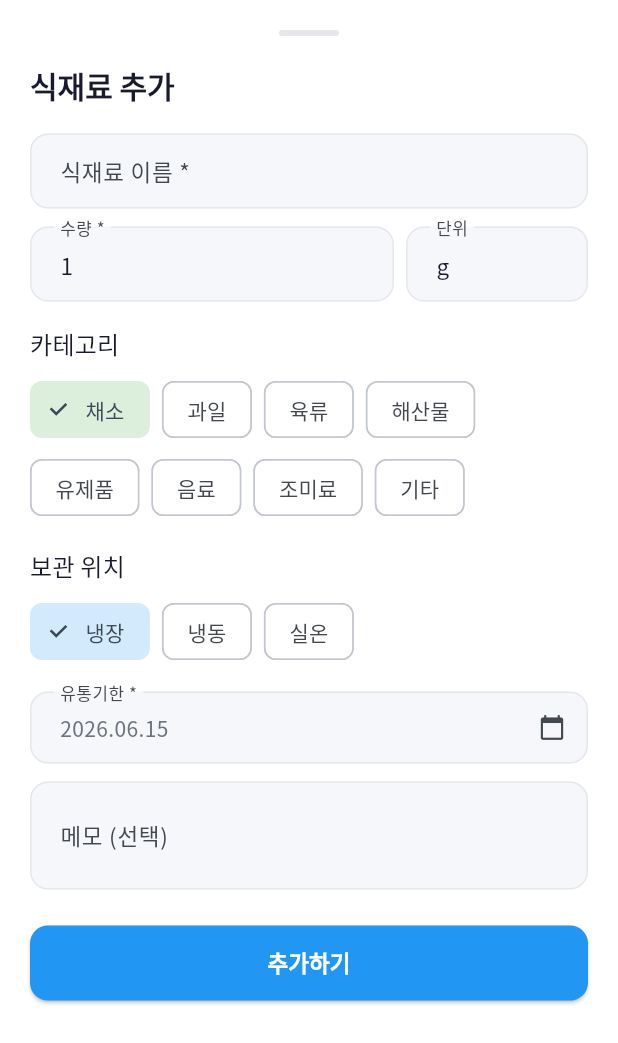
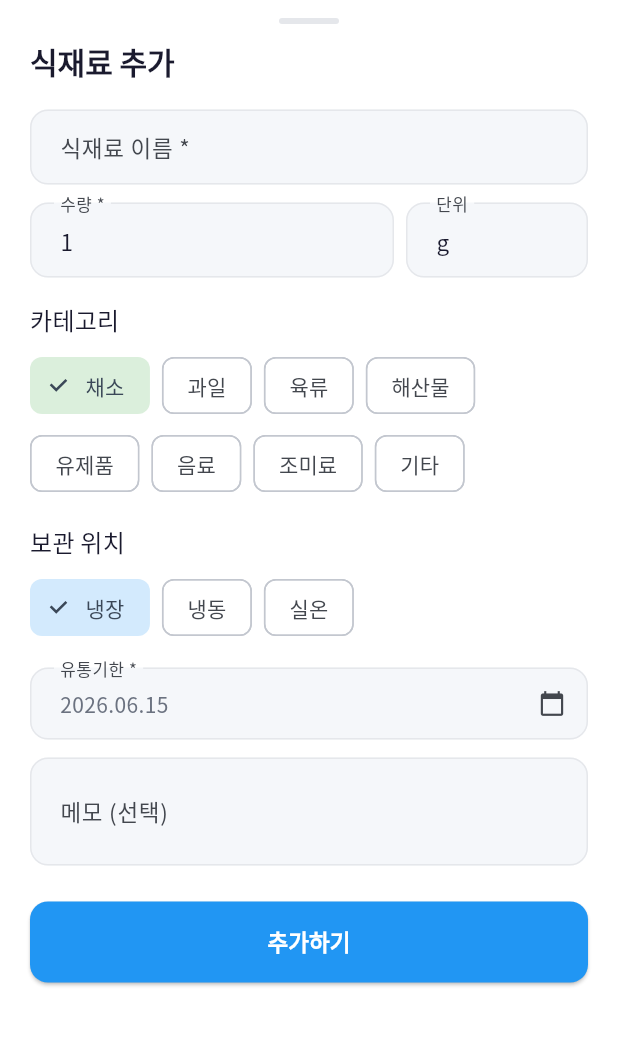
Before and after one commit to jerrryyy12/freeze, a Flutter app: the AddIngredientSheet widget shown alone on an empty page, opened directly, on a phone screen of 412 x 824 dp. Shown: the top 1043 px of the screen. Run offline on Flutter 3.47's test engine with Material 3 defaults, Android fonts, the phone set to English and light mode, and no system bars; our stand-ins replace cached_network_image, flutter_slidable, google_fonts, image_picker, sqflite; missing offline and left inert: tflite_flutter; accounts and stored records are empty.

Commit message:
fix: 식재료 추가 시트 버그 2개 수정
- _isEdit을 id != null 기준으로 변경 (카메라 인식 후 추가 모드 정상 동작)
- 버튼 잘림 수정: maxHeight 90% 제한 + 버튼 하단 고정

https://claude.ai/code/session_01UnRYd7nQFwAhcmWcJ9Qxr2

```diff
--- a/lib/features/refrigerator/widgets/add_ingredient_sheet.dart
+++ b/lib/features/refrigerator/widgets/add_ingredient_sheet.dart
@@ -25,7 +25,7 @@ class _AddIngredientSheetState extends State<AddIngredientSheet> {
   late String _storageLocation;
   late DateTime _expiryDate;
 
-  bool get _isEdit => widget.ingredient != null;
+  bool get _isEdit => widget.ingredient?.id != null;
 
   @override
   void initState() {
@@ -52,19 +52,19 @@ class _AddIngredientSheetState extends State<AddIngredientSheet> {
   @override
   Widget build(BuildContext context) {
     final bottomPad = MediaQuery.of(context).viewInsets.bottom;
-    return Container(
+    final maxHeight = MediaQuery.of(context).size.height * 0.9;
+    return ConstrainedBox(
+      constraints: BoxConstraints(maxHeight: maxHeight),
+      child: Container(
         decoration: const BoxDecoration(
           color: Colors.white,
           borderRadius: BorderRadius.vertical(top: Radius.circular(24)),
         ),
-      padding: EdgeInsets.fromLTRB(20, 20, 20, 20 + bottomPad),
-      child: Form(
-        key: _formKey,
-        child: SingleChildScrollView(
         child: Column(
-            crossAxisAlignment: CrossAxisAlignment.start,
           mainAxisSize: MainAxisSize.min,
           children: [
+            // 드래그 핸들
+            const SizedBox(height: 12),
             Center(
               child: Container(
                 width: 40, height: 4,
@@ -74,7 +74,16 @@ class _AddIngredientSheetState extends State<AddIngredientSheet> {
                 ),
               ),
             ),
-              const SizedBox(height: 20),
+            const SizedBox(height: 12),
+            // 스크롤 가능한 폼
+            Flexible(
+              child: SingleChildScrollView(
+                padding: EdgeInsets.fromLTRB(20, 0, 20, 0),
+                child: Form(
+                  key: _formKey,
+                  child: Column(
+                    crossAxisAlignment: CrossAxisAlignment.start,
+                    children: [
                       Text(
                         _isEdit ? '식재료 수정' : '식재료 추가',
                         style: Theme.of(context).textTheme.titleLarge,
@@ -158,16 +167,27 @@ class _AddIngredientSheetState extends State<AddIngredientSheet> {
                         decoration: const InputDecoration(labelText: '메모 (선택)'),
                         maxLines: 2,
                       ),
-              const SizedBox(height: 24),
-              SizedBox(
+                      const SizedBox(height: 16),
+                    ],
+                  ),
+                ),
+              ),
+            ),
+            // 버튼 항상 하단 고정
+            Padding(
+              padding: EdgeInsets.fromLTRB(20, 8, 20, 20 + bottomPad),
+              child: SizedBox(
                 width: double.infinity,
                 child: ElevatedButton(
                   onPressed: _submit,
+                  style: ElevatedButton.styleFrom(
+                    padding: const EdgeInsets.symmetric(vertical: 16),
+                  ),
                   child: Text(_isEdit ? '수정 완료' : '추가하기'),
                 ),
               ),
+            ),
           ],
-          ),
         ),
       ),
     );
```
Lines whose indentation alone changed are shown as unchanged.
